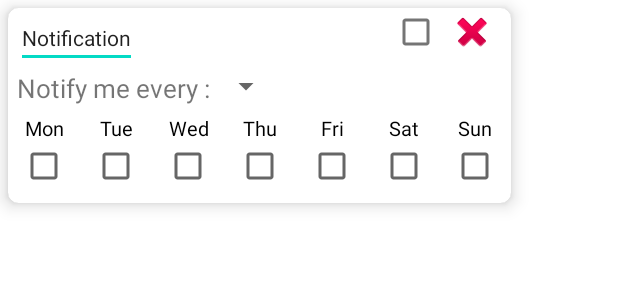
After one commit to GiannisEggonidis/MotivationAndProductivityApp, an Android app: the layout notification_panel_cardview.xml on its own in the app's theme, with its tools: preview values and no code run, on a phone screen of 412 x 824 dp. The commit adds this screen. Shown: the top 300 px of the screen. Run offline under Robolectric (Android 15) with nearby library versions, the phone set to English and light mode, and no system bars.

Commit message:
Created notification_panel_cardview.xml

```diff
--- a/app/build.gradle
+++ b/app/build.gradle
@@ -36,6 +36,7 @@ dependencies {
     androidTestImplementation 'androidx.test.ext:junit:1.1.3'
     androidTestImplementation 'androidx.test.espresso:espresso-core:3.4.0'
 
+    implementation 'androidx.cardview:cardview:1.0.0'
 
     implementation fileTree(dir: 'libs', include: ['*.jar'])
 
--- a/app/src/main/AndroidManifest.xml
+++ b/app/src/main/AndroidManifest.xml
@@ -11,6 +11,7 @@
         android:theme="@style/Theme.MotivationAndProductivityApp">
         <activity
             android:name=".MainActivity"
+            android:screenOrientation="portrait"
             android:exported="true">
             <intent-filter>
                 <action android:name="android.intent.action.MAIN" />
--- /dev/null
+++ b/app/src/main/res/drawable-anydpi/ic_delete.xml
@@ -0,0 +1,16 @@
+<vector xmlns:android="http://schemas.android.com/apk/res/android"
+    android:width="24dp"
+    android:height="24dp"
+    android:viewportWidth="24"
+    android:viewportHeight="24"
+    android:tint="#750707"
+    android:alpha="0.8">
+  <group android:scaleX="0.90909094"
+      android:scaleY="0.90909094"
+      android:translateX="1.0909091"
+      android:translateY="1.0909091">
+    <path
+        android:fillColor="@android:color/white"
+        android:pathData="M6,19c0,1.1 0.9,2 2,2h8c1.1,0 2,-0.9 2,-2L18,7L6,7v12zM8.46,11.88l1.41,-1.41L12,12.59l2.12,-2.12 1.41,1.41L13.41,14l2.12,2.12 -1.41,1.41L12,15.41l-2.12,2.12 -1.41,-1.41L10.59,14l-2.13,-2.12zM15.5,4l-1,-1h-5l-1,1L5,4v2h14L19,4z"/>
+  </group>
+</vector>
--- a/app/src/main/res/layout/activity_main.xml
+++ b/app/src/main/res/layout/activity_main.xml
@@ -9,13 +9,18 @@
     <!--TODO implement the action menu after finishing with the other activities-->
     <!--<include layout="@layout/floating_action_menu"/>-->
 
-    <TextView
+    <RelativeLayout
         android:layout_width="wrap_content"
         android:layout_height="wrap_content"
-        android:text="Hello World!"
-        app:layout_constraintBottom_toBottomOf="parent"
-        app:layout_constraintLeft_toLeftOf="parent"
-        app:layout_constraintRight_toRightOf="parent"
-        app:layout_constraintTop_toTopOf="parent" />
+        app:layout_constraintEnd_toEndOf="parent"
+        app:layout_constraintStart_toStartOf="parent"
+        app:layout_constraintTop_toTopOf="parent"
+        android:layout_marginTop="80dp">
+
+        <include layout="@layout/notification_panel_cardview" />
+
+
+    </RelativeLayout>
+
 
 </androidx.constraintlayout.widget.ConstraintLayout>
--- /dev/null
+++ b/app/src/main/res/layout/notification_panel_cardview.xml
@@ -0,0 +1,145 @@
+<?xml version="1.0" encoding="utf-8"?>
+<androidx.cardview.widget.CardView xmlns:android="http://schemas.android.com/apk/res/android"
+    xmlns:app="http://schemas.android.com/apk/res-auto"
+    android:layout_width="wrap_content"
+    android:layout_height="wrap_content"
+    android:layout_margin="5dp"
+    app:cardCornerRadius="7dp"
+    app:cardElevation="7dp">
+
+    <RelativeLayout
+        android:layout_width="335dp"
+        android:layout_height="130dp">
+
+        <EditText
+            android:id="@+id/notificationName"
+            android:layout_width="wrap_content"
+            android:layout_height="wrap_content"
+            android:text="Notification"
+            android:textSize="14sp"
+            android:layout_marginLeft="5dp"
+            android:maxLength="29"/>
+
+        <CheckBox
+            android:id="@+id/enableSwitchCheckbox"
+            android:layout_width="34dp"
+            android:layout_height="34dp"
+            android:layout_marginRight="4dp"
+            android:layout_toLeftOf="@+id/deleteNotificationPanel"
+            android:gravity="fill" />
+
+        <ImageButton
+            android:id="@+id/deleteNotificationPanel"
+            android:layout_width="wrap_content"
+            android:layout_height="wrap_content"
+            android:layout_alignParentRight="true"
+            android:layout_gravity="right|center_vertical"
+            android:layout_marginRight="10dp"
+            android:background="@null"
+            android:src="@android:drawable/ic_delete" />
+
+        <TextView
+            android:id="@+id/notifyEvery"
+            android:layout_width="wrap_content"
+            android:layout_height="wrap_content"
+            android:layout_below="@+id/notificationName"
+            android:layout_marginLeft="6dp"
+            android:layout_marginTop="1dp"
+            android:text="Notify me every :"
+            android:textSize="17sp" />
+
+        <Spinner
+            android:id="@+id/hoursSpinner"
+            android:layout_width="wrap_content"
+            android:layout_height="wrap_content"
+            android:layout_below="@+id/notificationName"
+            android:layout_toRightOf="@+id/notifyEvery"
+            />
+
+        <RelativeLayout
+            android:layout_width="wrap_content"
+            android:layout_height="wrap_content"
+            android:layout_below="@+id/notifyEvery"
+            android:layout_marginTop="5dp">
+
+            <CheckBox
+                android:id="@+id/mondayCheckBox"
+                android:layout_width="wrap_content"
+                android:layout_height="wrap_content"
+                android:button="@null"
+                android:drawableBottom="?android:attr/listChoiceIndicatorMultiple"
+                android:gravity="center"
+                android:text="Mon"
+                android:textSize="13sp" />
+
+            <CheckBox
+                android:id="@+id/tuesdayCheckBox"
+                android:layout_width="wrap_content"
+                android:layout_height="wrap_content"
+                android:layout_toRightOf="@+id/mondayCheckBox"
+                android:button="@null"
+                android:drawableBottom="?android:attr/listChoiceIndicatorMultiple"
+                android:gravity="center"
+                android:text="Tue"
+                android:textSize="13sp" />
+
+            <CheckBox
+                android:id="@+id/wednesdayCheckBox"
+                android:layout_width="wrap_content"
+                android:layout_height="wrap_content"
+                android:layout_toRightOf="@+id/tuesdayCheckBox"
+                android:button="@null"
+                android:drawableBottom="?android:attr/listChoiceIndicatorMultiple"
+                android:gravity="center"
+                android:text="Wed"
+                android:textSize="13sp" />
+
+            <CheckBox
+                android:id="@+id/thursdayCheckBox"
+                android:layout_width="wrap_content"
+                android:layout_height="wrap_content"
+                android:layout_toRightOf="@id/wednesdayCheckBox"
+                android:button="@null"
+                android:drawableBottom="?android:attr/listChoiceIndicatorMultiple"
+                android:gravity="center"
+                android:text="Thu"
+                android:textSize="13sp" />
+
+            <CheckBox
+                android:id="@+id/fridayCheckBox"
+                android:layout_width="wrap_content"
+                android:layout_height="wrap_content"
+                android:layout_toRightOf="@+id/thursdayCheckBox"
+                android:button="@null"
+                android:drawableBottom="?android:attr/listChoiceIndicatorMultiple"
+                android:gravity="center"
+                android:text="Fri"
+                android:textSize="13sp" />
+
+            <CheckBox
+                android:id="@+id/saturdayCheckBox"
+                android:layout_width="wrap_content"
+                android:layout_height="wrap_content"
+                android:layout_toRightOf="@+id/fridayCheckBox"
+                android:button="@null"
+                android:drawableBottom="?android:attr/listChoiceIndicatorMultiple"
+                android:gravity="center"
+                android:text="Sat"
+                android:textSize="13sp" />
+
+            <CheckBox
+                android:id="@+id/sundayCheckBox"
+                android:layout_width="wrap_content"
+                android:layout_height="wrap_content"
+                android:layout_toRightOf="@id/saturdayCheckBox"
+                android:button="@null"
+                android:drawableBottom="?android:attr/listChoiceIndicatorMultiple"
+                android:gravity="center"
+                android:text="Sun"
+                android:textSize="13sp" />
+        </RelativeLayout>
+
+
+    </RelativeLayout>
+
+</androidx.cardview.widget.CardView>
```
Also changed, not shown: app/src/main/res/drawable-hdpi/ic_delete.png (added), app/src/main/res/drawable-mdpi/ic_delete.png (added), app/src/main/res/drawable-xhdpi/ic_delete.png (added), app/src/main/res/drawable-xxhdpi/ic_delete.png (added).
